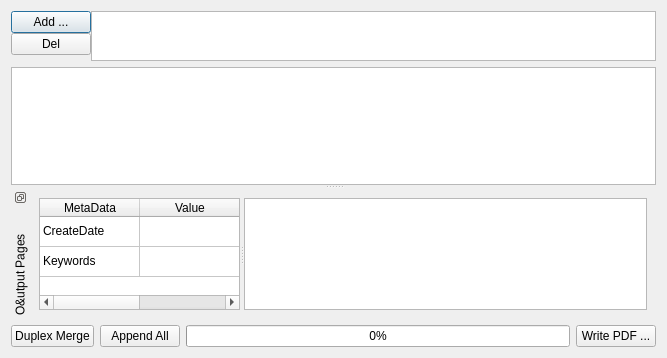
The window that dialog.ui (TheRikke/pdfmart) describes before a commit, drawn with Qt 5.
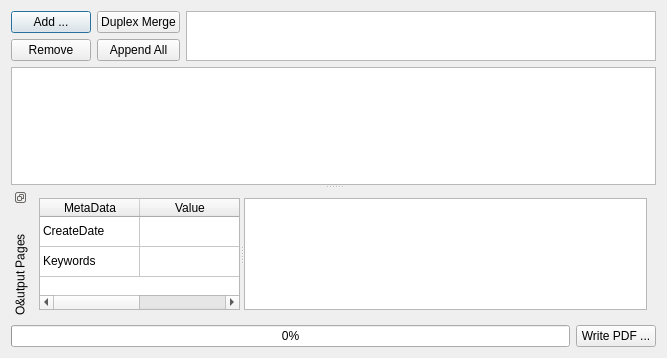
The same window after the commit. Custom widgets are drawn as their Qt base class.

Commit message: Add tooltips and improve the layout a small bit

```diff
--- a/dialog.ui
+++ b/dialog.ui
@@ -19,22 +19,10 @@
   <property name="windowTitle">
    <string>PDF Merge And Rearrange Tool</string>
   </property>
-  <layout class="QVBoxLayout" name="verticalLayout">
+  <layout class="QVBoxLayout" name="verticalLayout_5">
    <item>
-    <layout class="QFormLayout" name="formLayout">
-     <property name="sizeConstraint">
-      <enum>QLayout::SetMinimumSize</enum>
-     </property>
-     <property name="fieldGrowthPolicy">
-      <enum>QFormLayout::AllNonFixedFieldsGrow</enum>
-     </property>
-     <property name="horizontalSpacing">
-      <number>0</number>
-     </property>
-     <property name="verticalSpacing">
-      <number>0</number>
-     </property>
-     <item row="2" column="0">
+    <layout class="QHBoxLayout" name="horizontalLayout_2">
+     <item>
       <layout class="QVBoxLayout" name="verticalLayout_2">
        <item>
         <widget class="QPushButton" name="addInput">
@@ -46,13 +34,37 @@
        <item>
         <widget class="QPushButton" name="removeInput">
          <property name="text">
-          <string>Del</string>
+          <string>Remove</string>
          </property>
         </widget>
        </item>
       </layout>
      </item>
-     <item row="2" column="1">
+     <item>
+      <layout class="QVBoxLayout" name="verticalLayout">
+       <item>
+        <widget class="QPushButton" name="duplexButton">
+         <property name="toolTip">
+          <string>Merge two documents, where the first document contains the front pages and the second contains the back pages in reverse order. </string>
+         </property>
+         <property name="text">
+          <string>Duplex Merge</string>
+         </property>
+        </widget>
+       </item>
+       <item>
+        <widget class="QPushButton" name="appendAll">
+         <property name="toolTip">
+          <string>Just add all pages of all open documents to the output view.</string>
+         </property>
+         <property name="text">
+          <string>Append All</string>
+         </property>
+        </widget>
+       </item>
+      </layout>
+     </item>
+     <item>
       <widget class="QListWidget" name="InputList">
        <property name="sizePolicy">
         <sizepolicy hsizetype="Expanding" vsizetype="Fixed">
@@ -213,20 +225,6 @@
    </item>
    <item>
     <layout class="QHBoxLayout" name="horizontalLayout">
-     <item>
-      <widget class="QPushButton" name="duplexButton">
-       <property name="text">
-        <string>Duplex Merge</string>
-       </property>
-      </widget>
-     </item>
-     <item>
-      <widget class="QPushButton" name="appendAll">
-       <property name="text">
-        <string>Append All</string>
-       </property>
-      </widget>
-     </item>
      <item>
       <widget class="QProgressBar" name="progressBar">
        <property name="enabled">
```
Left out of the diff: 27 changed lines with no effect on the pictures.
